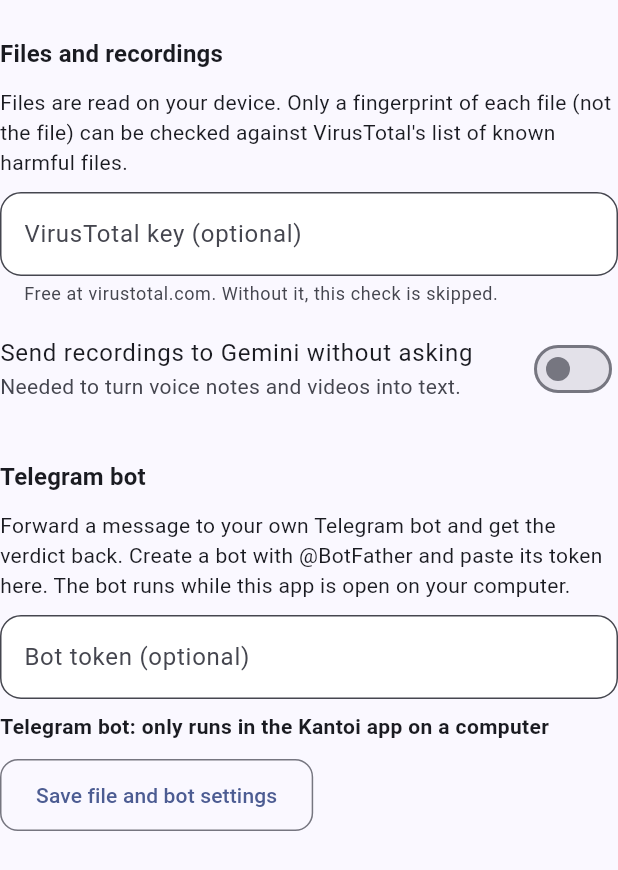
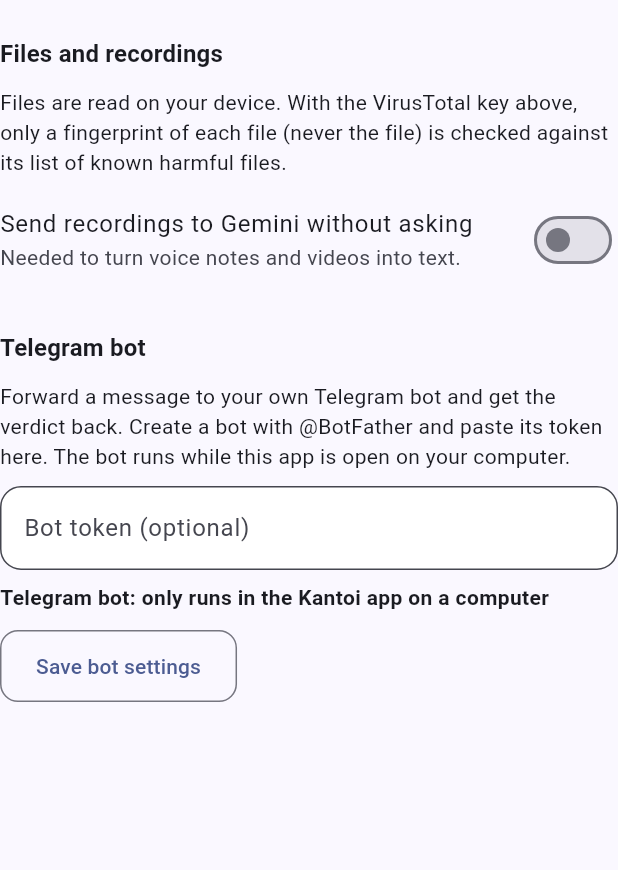
Before and after one commit to itzjayden04/hackai_kantoi, a Flutter app: the IntakeSettingsSection widget shown alone on an empty page, opened directly, on a phone screen of 412 x 824 dp. Shown: the top 870 px of the screen. Run offline on Flutter 3.47's test engine with Material 3 defaults, Android fonts, the phone set to English and light mode, and no system bars; our stand-ins replace pdf, share_plus, shared_preferences; missing offline and left inert: desktop_drop, file_selector, google_mlkit_text_recognition, mobile_scanner, zxing2; accounts and stored records are empty; network calls fail.

Commit message:
One place for each optional key, all keys passed to builds, README covers every feature

```diff
--- a/app/lib/intake/intake_settings.dart
+++ b/app/lib/intake/intake_settings.dart
@@ -1,5 +1,7 @@
 import 'package:flutter/foundation.dart';
 import 'package:shared_preferences/shared_preferences.dart';
+
+import '../state.dart';
 
 /// Optional keys and remembered choices for the intake checks. Keys come from
 /// build-time defines and can be overridden in Settings; stored on the device.
@@ -15,7 +17,8 @@
   bool? mediaConsent;
   bool _loaded = false;
 
-  String get virusTotalKey => _virusTotal.isNotEmpty ? _virusTotal : _buildVirusTotal;
+  /// The link-safety VirusTotal key in Settings wins, so there is one field.
+  String get virusTotalKey => appState.keys.virusTotal.isNotEmpty ? appState.keys.virusTotal : (_virusTotal.isNotEmpty ? _virusTotal : _buildVirusTotal);
   String get telegramToken => _telegram.isNotEmpty ? _telegram : _buildTelegram;
   String get virusTotalOverride => _virusTotal;
   String get telegramOverride => _telegram;
--- a/app/lib/ui/intake_widgets.dart
+++ b/app/lib/ui/intake_widgets.dart
@@ -151,7 +151,6 @@
 }
 
 class _IntakeSettingsSectionState extends State<IntakeSettingsSection> {
-  final _vt = TextEditingController();
   final _tg = TextEditingController();
 
   @override
@@ -159,14 +158,13 @@
     super.initState();
     intakeSettings.load().then((_) {
       if (!mounted) return;
-      _vt.text = intakeSettings.virusTotalOverride;
       _tg.text = intakeSettings.telegramOverride;
       setState(() {});
     });
   }
 
   Future<void> _save() async {
-    await intakeSettings.save(virusTotal: _vt.text, telegram: _tg.text);
+    await intakeSettings.save(telegram: _tg.text);
     if (mounted) ScaffoldMessenger.of(context).showSnackBar(const SnackBar(content: Text('Saved.')));
   }
 
@@ -175,17 +173,8 @@
     final t = Theme.of(context).textTheme;
     return Column(crossAxisAlignment: CrossAxisAlignment.stretch, children: [
       const SectionTitle('Files and recordings'),
-      Text('Files are read on your device. Only a fingerprint of each file (not the file) can be checked against VirusTotal\'s list of known harmful files.',
+      Text('Files are read on your device. With the VirusTotal key above, only a fingerprint of each file (never the file) is checked against its list of known harmful files.',
           style: t.bodyMedium),
-      const SizedBox(height: 10),
-      TextField(
-        controller: _vt,
-        obscureText: true,
-        decoration: InputDecoration(
-          labelText: 'VirusTotal key (optional)',
-          helperText: intakeSettings.hasBuiltInVirusTotal ? 'Leave empty to use the key built into this copy of Kantoi.' : 'Free at virustotal.com. Without it, this check is skipped.',
-        ),
-      ),
       const SizedBox(height: 6),
       ListenableBuilder(
         listenable: intakeSettings,
@@ -215,7 +204,7 @@
         builder: (context, s, _) => Text('Telegram bot: ${s[0].toLowerCase()}${s.substring(1)}', style: t.bodyMedium?.copyWith(fontWeight: FontWeight.w600)),
       ),
       const SizedBox(height: 12),
-      Align(alignment: Alignment.centerLeft, child: OutlinedButton(onPressed: _save, child: const Text('Save file and bot settings'))),
+      Align(alignment: Alignment.centerLeft, child: OutlinedButton(onPressed: _save, child: const Text('Save bot settings'))),
     ]);
   }
 }
```
Also changed, not shown: 2 other files.
